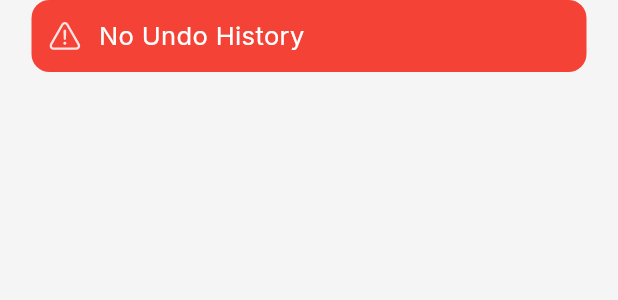
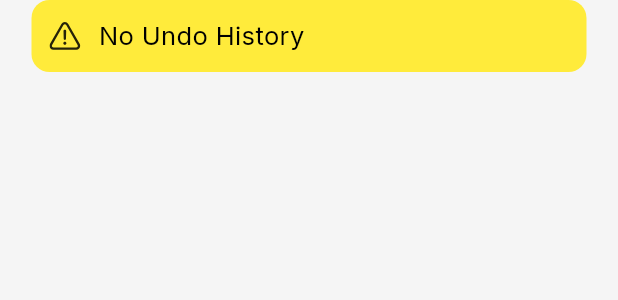
Before and after one commit to yanuarnv/cloudwalk_LLM, a Flutter app: the ToastWidget widget shown alone on an empty page, opened directly, on a phone screen of 412 x 824 dp. Shown: the top 300 px of the screen. Run offline on Flutter 3.47's test engine with Material 3 defaults, Android fonts, the phone set to English and light mode, and no system bars; drawn by our look-alikes of oktoast; our stand-ins replace dartz, equatable, flutter_bloc, flutter_svg, google_fonts, vector_graphics; missing offline and left inert: replay_bloc; statements that could not run were skipped.

Commit message:
fix:[YN] fixing bug

```diff
--- a/lib/data/data_sources/local_nlp.dart
+++ b/lib/data/data_sources/local_nlp.dart
@@ -93,7 +93,6 @@ class LocalNlp extends Processor {
       children: updatedChildren,
     );
 
-    // Return new ScaffoldEntity with updated column
     return ScaffoldEntity(
       type: data.type,
       properties: data.properties,
@@ -231,7 +230,7 @@ class LocalNlp extends Processor {
         updatedProperties = _createUpdatedButtonProperties(
             widget.properties! as ButtonProperties,
             property,
-            value
+            value,
         );
         break;
       case 'text':
@@ -502,6 +501,7 @@ class LocalNlp extends Processor {
 
   double _parseDoubleValue(String value) {
     try {
+
       return double.parse(value);
     } catch (e) {
       throw InternalFailure("Invalid number format: $value");
--- a/lib/domain/entities/scaffold_entity.dart
+++ b/lib/domain/entities/scaffold_entity.dart
@@ -307,6 +307,7 @@ class ButtonProperties extends WidgetProperties {
       'padding': padding?.toJson(),
       'backgroundColor': backgroundColor,
       'elevation': elevation,
+      'width':width,
     };
   }
 }
--- a/lib/presentation/componets/toast_widget.dart
+++ b/lib/presentation/componets/toast_widget.dart
@@ -1,15 +1,19 @@
 import 'package:cloudwalk_llm/gen/assets.gen.dart';
 import 'package:flutter/material.dart';
 import 'package:google_fonts/google_fonts.dart';
-enum ToastType{error,warning}
+
+enum ToastType { error, warning }
+
 class ToastWidget extends StatelessWidget {
   final String msg;
   final ToastType type;
 
-  const ToastWidget({super.key, required this.msg,required this.type});
+  const ToastWidget({super.key, required this.msg, required this.type});
 
   @override
   Widget build(BuildContext context) {
+    switch (type) {
+      case ToastType.error:
         return Container(
           padding: EdgeInsets.all(12),
           margin: EdgeInsets.symmetric(horizontal: 21),
@@ -22,7 +26,9 @@ class ToastWidget extends StatelessWidget {
             crossAxisAlignment: CrossAxisAlignment.center,
             children: [
               Assets.icons.exclamationmarkTriangle.svg(),
-          const SizedBox(width: 12,),
+              const SizedBox(
+                width: 12,
+              ),
               Expanded(
                 child: Text(
                   msg,
@@ -35,5 +41,39 @@ class ToastWidget extends StatelessWidget {
             ],
           ),
         );
+      case ToastType.warning:
+        return Container(
+          padding: EdgeInsets.all(12),
+          margin: EdgeInsets.symmetric(horizontal: 21),
+          decoration: BoxDecoration(
+            color: Colors.yellow,
+            borderRadius: BorderRadius.circular(12),
+          ),
+          child: Row(
+            mainAxisAlignment: MainAxisAlignment.center,
+            crossAxisAlignment: CrossAxisAlignment.center,
+            children: [
+              Assets.icons.exclamationmarkTriangle.svg(
+                colorFilter: ColorFilter.mode(
+                  Colors.black,
+                  BlendMode.srcIn,
+                ),
+              ),
+              const SizedBox(
+                width: 12,
+              ),
+              Expanded(
+                child: Text(
+                  msg,
+                  style: GoogleFonts.inter(
+                    fontSize: 17,
+                    color: Colors.black,
+                  ),
+                ),
+              ),
+            ],
+          ),
+        );
     }
   }
+}
--- a/lib/presentation/logic/layout_editor_cubit.dart
+++ b/lib/presentation/logic/layout_editor_cubit.dart
@@ -29,7 +29,8 @@ class LayoutEditorCubit extends ReplayCubit<LayoutState> {
         }
       },
       (r) {
-        emit(LayoutState(data: ScaffoldEntity.fromJson(r.toJson())));
+
+        emit(state.copyWith(data: r));
       },
     );
   }
--- a/lib/presentation/logic/layout_editor_state.dart
+++ b/lib/presentation/logic/layout_editor_state.dart
@@ -25,5 +25,5 @@ class LayoutState extends Equatable {
 
   @override
   // TODO: implement props
-  List<Object?> get props => [data, isLoading, hasError];
+  List<Object?> get props => [data];
 }
```
Also changed, not shown: lib/presentation/ui/main_screen.dart (+57 -7 lines). Lines whose indentation alone changed are shown as unchanged.
